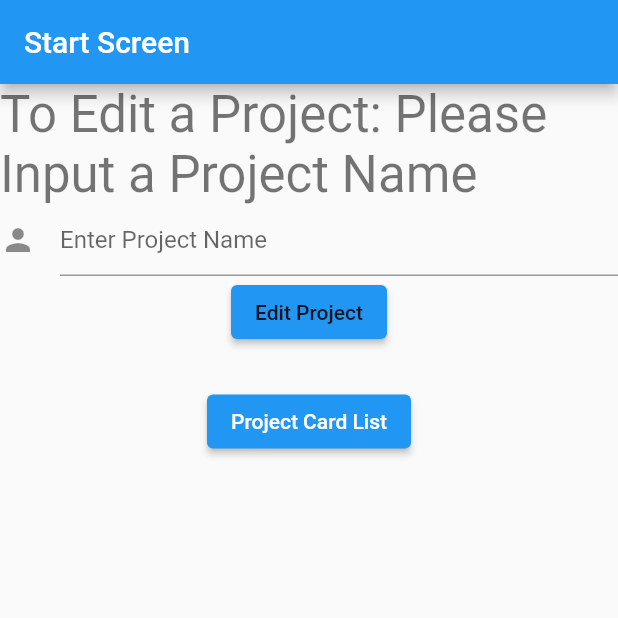
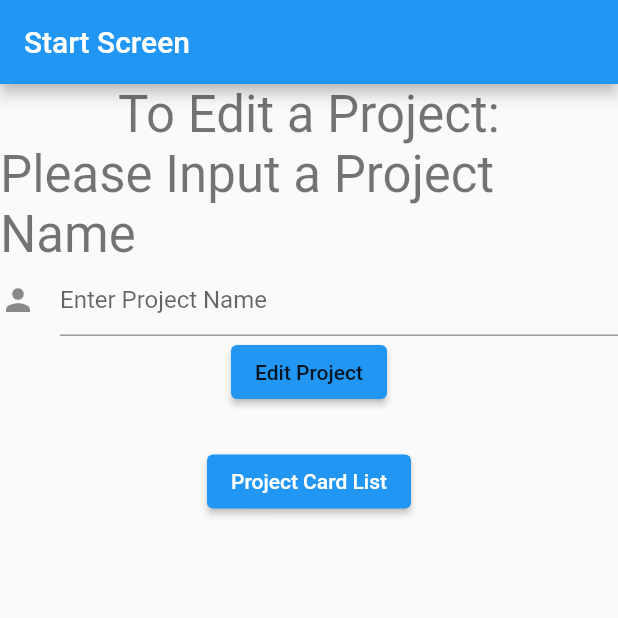
Before and after one commit to LT28account/Costume-Design-App, a Flutter app: the screen it shows after launch, on a phone screen of 412 x 824 dp, the top half of it. Run offline on Flutter 3.47's test engine with Material 2 defaults, Android fonts, the phone set to English and light mode, and no system bars.

Commit message:
Changed Header on start_screen

```diff
--- a/lib/viewscreen/start_screen.dart
+++ b/lib/viewscreen/start_screen.dart
@@ -37,7 +37,11 @@ class _StartState extends State<StartScreen> {
         child: Column(
           children: [
             Text(
-              'To Edit a Project: Please Input a Project Name',
+              'To Edit a Project:',
+              style: Theme.of(context).textTheme.headline4,
+            ),
+            Text(
+              'Please Input a Project Name',
               style: Theme.of(context).textTheme.headline4,
             ),
             Form(
```
